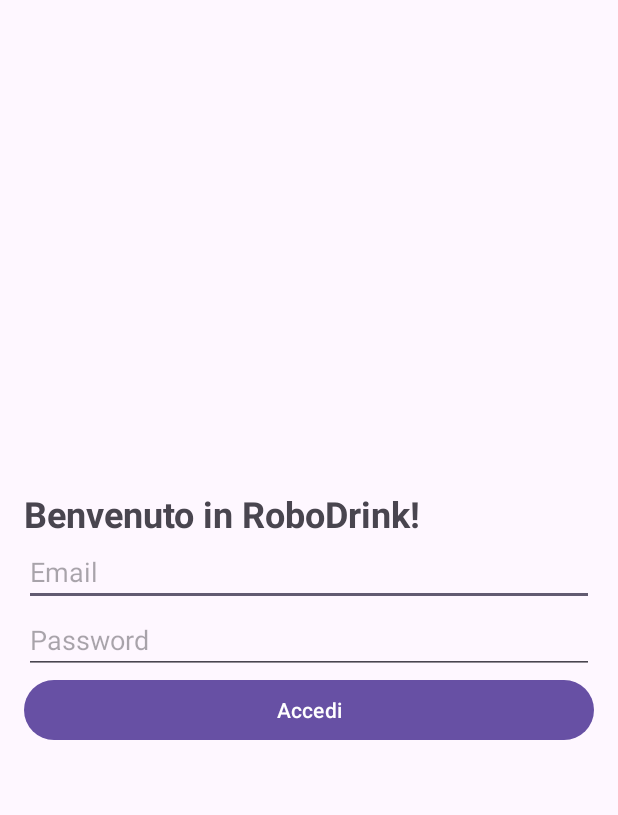
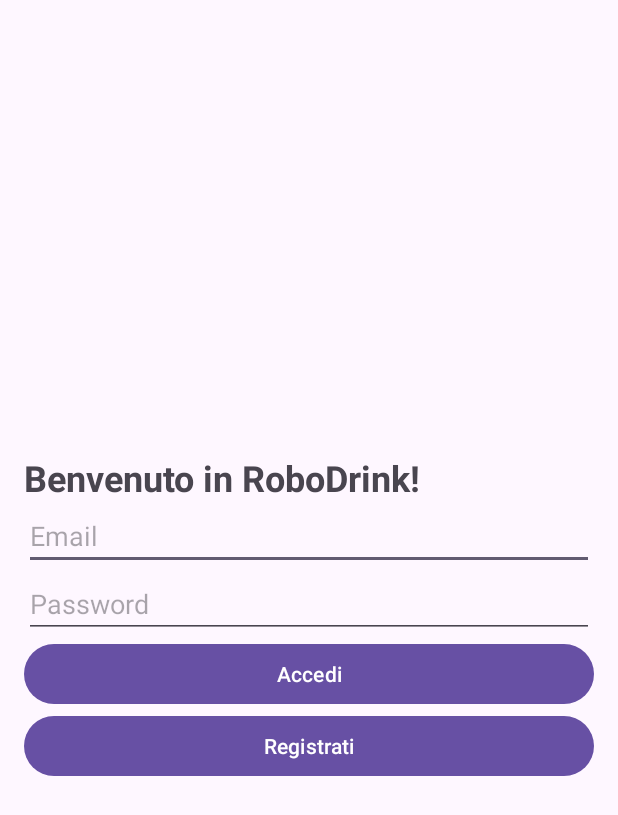
Before and after one commit to biagioSc/Progetto-Operating_systems_for_mobile_cloud_and_IoT, an Android app: the screen it shows after launch (MainActivity), on a phone screen of 412 x 824 dp. Shown: the top 815 px of the screen. Run offline under Robolectric (Android 15) with nearby library versions, the phone set to English and light mode, and no system bars.

Commit message:
Aggiunta registrazione

```diff
--- a/app/src/main/java/com/example/robotinteraction/MainActivity.java
+++ b/app/src/main/java/com/example/robotinteraction/MainActivity.java
@@ -13,6 +13,8 @@ public class MainActivity extends AppCompatActivity {
     private EditText editTextPassword;
     private Button buttonLogin;
 
+    private Button buttonSignUp;
+
     @Override
     protected void onCreate(Bundle savedInstanceState) {
         super.onCreate(savedInstanceState);
@@ -22,8 +24,9 @@ public class MainActivity extends AppCompatActivity {
         editTextEmail = findViewById(R.id.editTextEmail);
         editTextPassword = findViewById(R.id.editTextPassword);
         buttonLogin = findViewById(R.id.buttonLogin);
+        buttonSignUp = findViewById(R.id.buttonSignUp);
 
-        // Gestire evento sul pulsante accedi"
+        // Gestire evento sul pulsante accedi
         buttonLogin.setOnClickListener(new View.OnClickListener() {
             @Override
             public void onClick(View v) {
@@ -37,6 +40,14 @@ public class MainActivity extends AppCompatActivity {
                 else{
                     //procedere...
                 }
+            }
+        });
+
+        //Gestione evento sul pulsante registrati
+        buttonSignUp.setOnClickListener(new View.OnClickListener(){
+            @Override
+            public void onLick(View v){
+                //aprire pagina di registrazione
             }
         });
     }
--- a/app/src/main/res/layout/activity_main.xml
+++ b/app/src/main/res/layout/activity_main.xml
@@ -34,4 +34,10 @@
         android:layout_height="wrap_content"
         android:text="Accedi" />
 
+    <Button
+        android:id="@+id/buttonSignUp"
+        android:layout_width="match_parent"
+        android:layout_height="wrap_content"
+        android:text="Registrati" />
+
 </LinearLayout>
```
